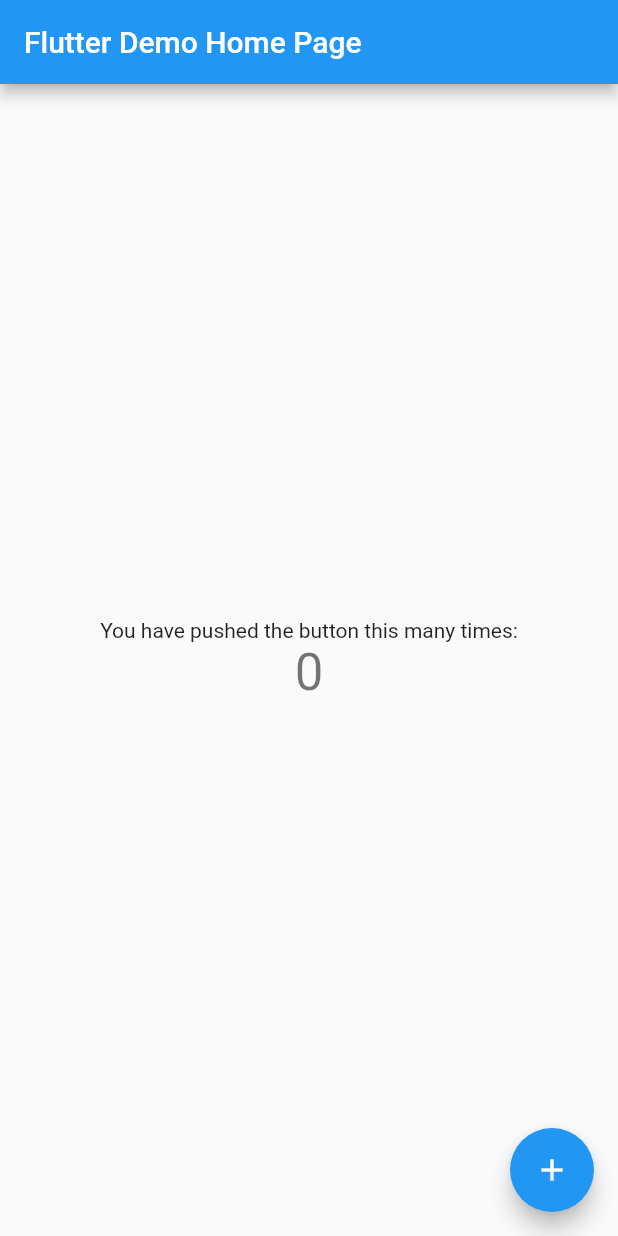
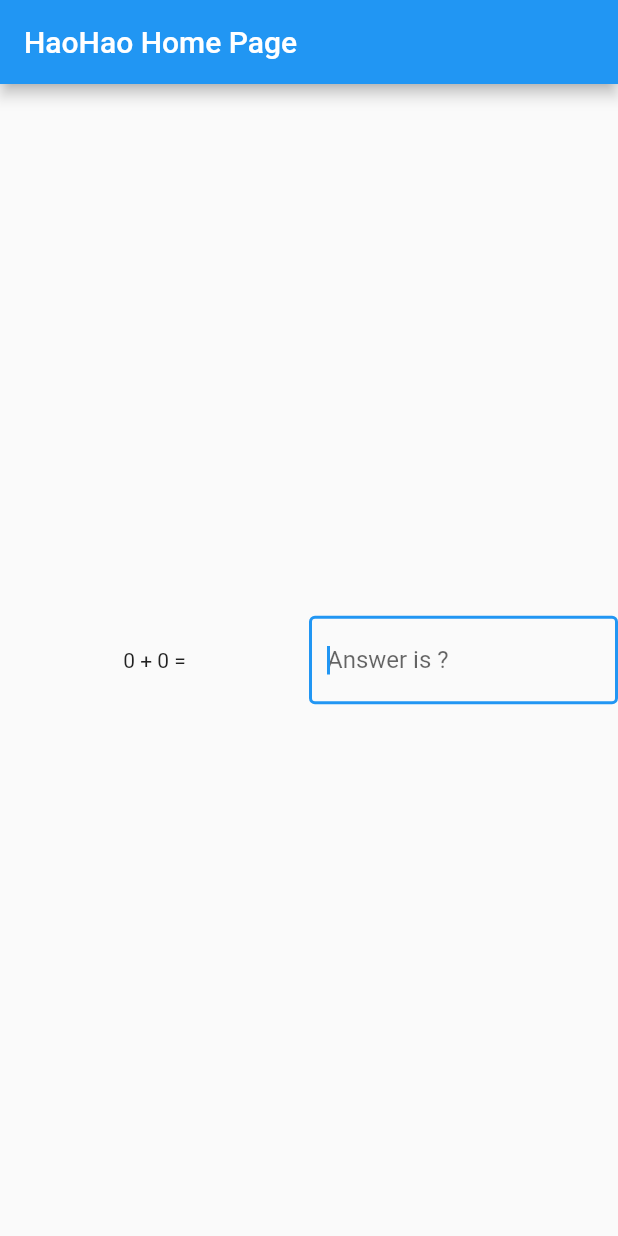
Before and after one commit to hfyeh/haohao, a Flutter app: the screen it shows after launch, on a phone screen of 412 x 824 dp. Run offline on Flutter 3.47's test engine with Material 2 defaults, Android fonts, the phone set to English and light mode, and no system bars.

Commit message:
Create new widget for addition within 10

```diff
--- /dev/null
+++ b/lib/addition_within_ten.dart
@@ -0,0 +1,40 @@
+import 'package:flutter/material.dart';
+import 'dart:math';
+
+class AdditionWithinTen extends StatefulWidget {
+  const AdditionWithinTen({Key? key}) : super(key: key);
+
+  @override
+  State<AdditionWithinTen> createState() => _AdditionWithinTenState();
+}
+
+class _AdditionWithinTenState extends State<AdditionWithinTen> {
+  final int _num1 = Random().nextInt(10);
+  final int _num2 = Random().nextInt(10);
+
+  @override
+  Widget build(BuildContext context) {
+    return Center(
+      // padding: const EdgeInsets.all(32),
+      child: Row(
+        mainAxisAlignment: MainAxisAlignment.center,
+        children: <Widget>[
+          Expanded(
+            child: Center(
+              child: Text('$_num1 + $_num2 ='),
+            ),
+          ),
+          const Expanded(
+            child: TextField(
+              autofocus: true,
+              decoration: InputDecoration(
+                border: OutlineInputBorder(),
+                hintText: 'Answer is ?',
+              ),
+            ),
+          ),
+        ],
+      ),
+    );
+  }
+}
--- a/lib/main.dart
+++ b/lib/main.dart
@@ -1,4 +1,5 @@
 import 'package:flutter/material.dart';
+import 'package:haohao/addition_within_ten.dart';
 
 void main() {
   runApp(const MyApp());
@@ -11,7 +12,7 @@
   @override
   Widget build(BuildContext context) {
     return MaterialApp(
-      title: 'Flutter Demo',
+      title: 'HaoHao',
       theme: ThemeData(
         // This is the theme of your application.
         //
@@ -24,7 +25,7 @@
         // is not restarted.
         primarySwatch: Colors.blue,
       ),
-      home: const MyHomePage(title: 'Flutter Demo Home Page'),
+      home: const MyHomePage(title: 'HaoHao Home Page'),
     );
   }
 }
@@ -75,41 +76,7 @@
         // the App.build method, and use it to set our appbar title.
         title: Text(widget.title),
       ),
-      body: Center(
-        // Center is a layout widget. It takes a single child and positions it
-        // in the middle of the parent.
-        child: Column(
-          // Column is also a layout widget. It takes a list of children and
-          // arranges them vertically. By default, it sizes itself to fit its
-          // children horizontally, and tries to be as tall as its parent.
-          //
-          // Invoke "debug painting" (press "p" in the console, choose the
-          // "Toggle Debug Paint" action from the Flutter Inspector in Android
-          // Studio, or the "Toggle Debug Paint" command in Visual Studio Code)
-          // to see the wireframe for each widget.
-          //
-          // Column has various properties to control how it sizes itself and
-          // how it positions its children. Here we use mainAxisAlignment to
-          // center the children vertically; the main axis here is the vertical
-          // axis because Columns are vertical (the cross axis would be
-          // horizontal).
-          mainAxisAlignment: MainAxisAlignment.center,
-          children: <Widget>[
-            const Text(
-              'You have pushed the button this many times:',
-            ),
-            Text(
-              '$_counter',
-              style: Theme.of(context).textTheme.headline4,
-            ),
-          ],
-        ),
-      ),
-      floatingActionButton: FloatingActionButton(
-        onPressed: _incrementCounter,
-        tooltip: 'Increment',
-        child: const Icon(Icons.add),
-      ), // This trailing comma makes auto-formatting nicer for build methods.
+      body: const AdditionWithinTen(),
     );
   }
 }
```
